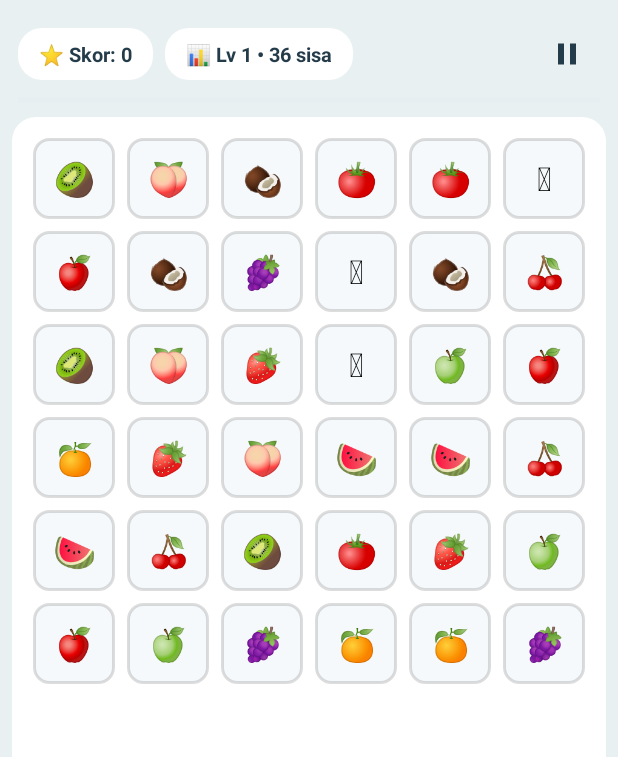
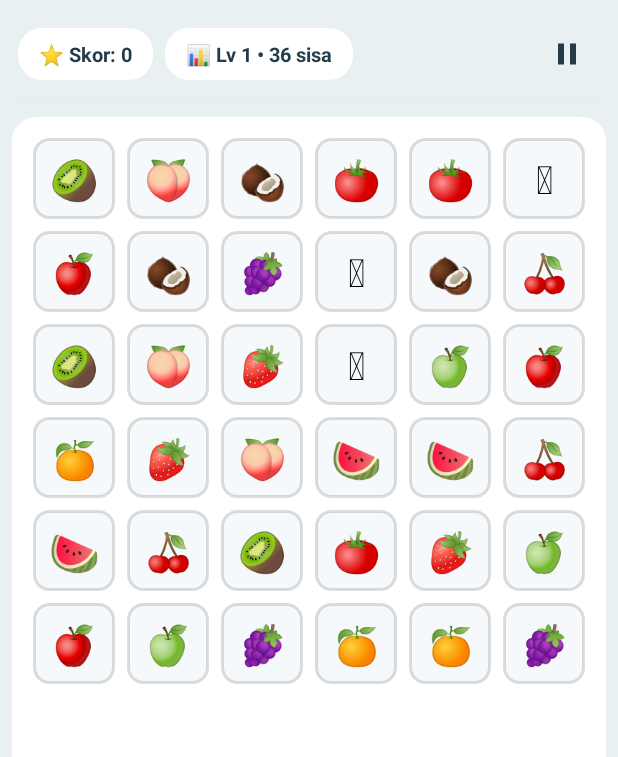
Before and after one commit to anwarlutfi58-cmd/mencocokan-gambar, an Android app: the GameActivity screen opened directly, with no data from a screen before it, on a phone screen of 412 x 824 dp. Shown: the top 757 px of the screen. Run offline under Robolectric (Android 15) with nearby library versions, the phone set to English and light mode, and no system bars.

Commit message:
Perbarui app/src/main/res/values/dimens.xml

```diff
--- a/app/src/main/res/values/dimens.xml
+++ b/app/src/main/res/values/dimens.xml
@@ -4,6 +4,6 @@
     <dimen name="pad_sm">8dp</dimen>
     <dimen name="radius">16dp</dimen>
     <dimen name="radius_sm">10dp</dimen>
-    <dimen name="tile_text">22sp</dimen>
+    <dimen name="tile_text">26sp</dimen>
     <dimen name="slot_text">22sp</dimen>
 </resources>
```
